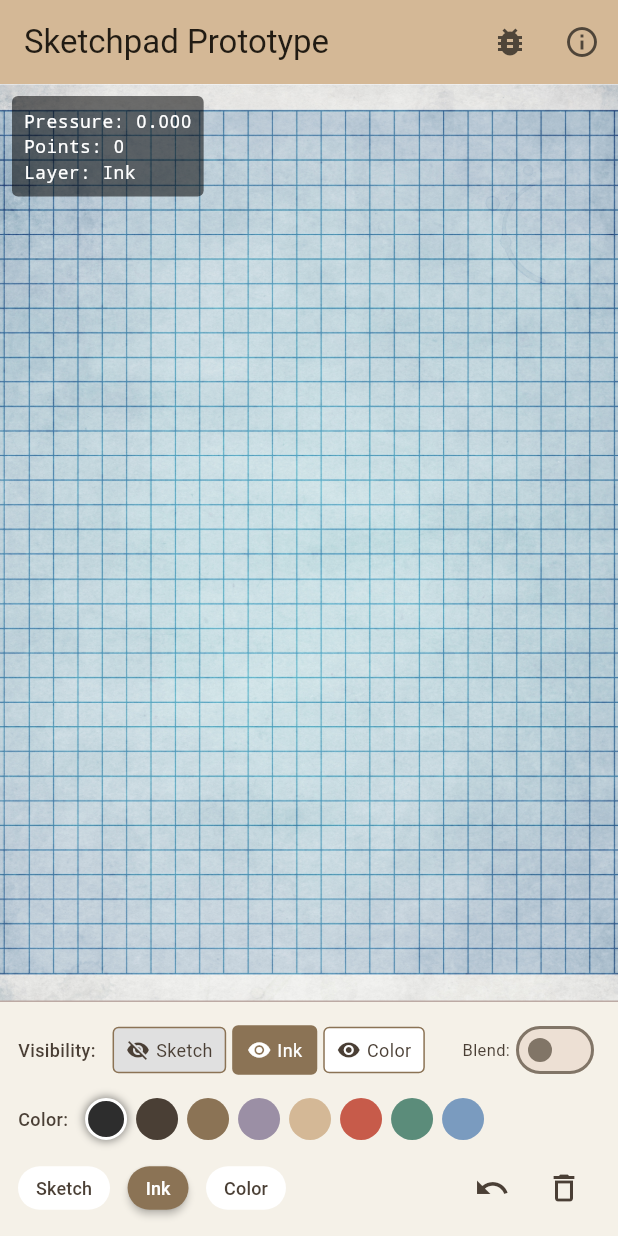
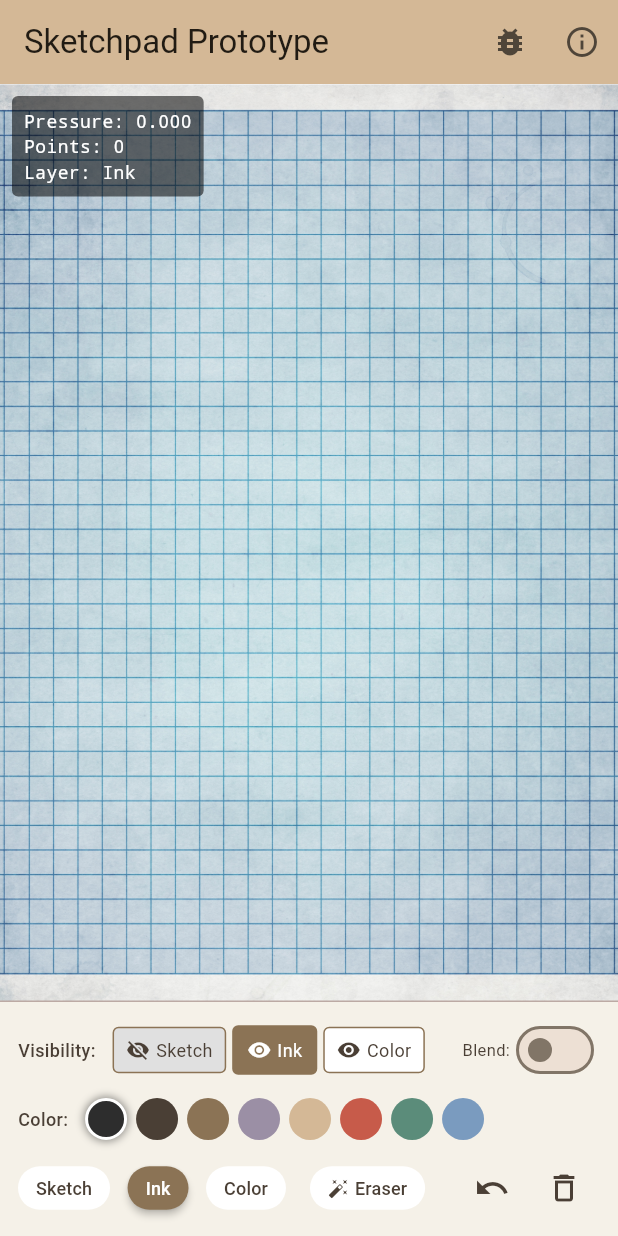
Before and after one commit to BlueKittyMeow/pin_and_paper_sketchpad, a Flutter app: the screen it shows after launch, after a tap on "Sketch", on a phone screen of 412 x 824 dp. Run offline on Flutter 3.47's test engine with Material 3 defaults, Android fonts, the phone set to English and light mode, and no system bars; missing offline and left inert: perfect_freehand.

Commit message:
Add per-layer eraser tool (M1 Step 1)
Eraser uses BlendMode.dstOut compositing within each layer's saveLayer,
so erasing on one layer doesn't affect others. Eraser strokes are stored
in the same stroke list as draws, so undo works naturally.

```diff
--- a/lib/main.dart
+++ b/lib/main.dart
@@ -39,6 +39,7 @@ class _SketchpadScreenState extends State<SketchpadScreen> {
   late LayerStack _layerStack;
   Color _currentColor = const Color(0xFF2D2D2D); // Near black
   StrokeOptions _currentOptions = StrokeOptions.ink;
+  bool _eraserActive = false;
   // _useBlend is now derived from active layer's blend mode
   bool _debugPressure = true; // Start with debug on for testing
 
@@ -110,6 +111,7 @@ class _SketchpadScreenState extends State<SketchpadScreen> {
                 layerStack: _layerStack,
                 currentColor: _currentColor,
                 strokeOptions: _currentOptions,
+                isEraserActive: _eraserActive,
                 debugPressure: _debugPressure,
                 onStrokeComplete: () => setState(() {}),
                 backgroundImage: const AssetImage('assets/AP11.jpg'),
@@ -124,11 +126,17 @@ class _SketchpadScreenState extends State<SketchpadScreen> {
             currentOptions: _currentOptions,
             useBlend: _layerStack.activeLayer.blendMode == BlendMode.multiply,
             onColorChanged: (color) => setState(() => _currentColor = color),
-            onOptionsChanged: (options) => setState(() => _currentOptions = options),
+            onOptionsChanged: (options) => setState(() {
+              _currentOptions = options;
+              _eraserActive = false;
+            }),
+            isEraserActive: _eraserActive,
+            onEraserToggled: (active) => setState(() => _eraserActive = active),
             onLayerSelected: (index) {
               setState(() {
                 _layerStack.setActiveLayer(index);
                 _currentOptions = _layerStack.activeLayer.defaultOptions;
+                _eraserActive = false;
               });
             },
             onVisibilityToggled: (index) {
--- a/lib/models/stroke.dart
+++ b/lib/models/stroke.dart
@@ -16,11 +16,13 @@ class Stroke {
   final List<StrokePoint> points;
   final Color color;
   final StrokeOptions options;
+  final bool isEraser;
 
   const Stroke({
     required this.points,
     required this.color,
     required this.options,
+    this.isEraser = false,
   });
 
   bool get isEmpty => points.isEmpty;
--- a/lib/widgets/drawing_canvas.dart
+++ b/lib/widgets/drawing_canvas.dart
@@ -8,6 +8,7 @@ class DrawingCanvas extends StatefulWidget {
   final LayerStack layerStack;
   final Color currentColor;
   final StrokeOptions strokeOptions;
+  final bool isEraserActive;
   final VoidCallback? onStrokeComplete;
   final ImageProvider? backgroundImage;
   final bool debugPressure; // Show pressure values for testing
@@ -17,6 +18,7 @@ class DrawingCanvas extends StatefulWidget {
     required this.layerStack,
     required this.currentColor,
     required this.strokeOptions,
+    this.isEraserActive = false,
     this.onStrokeComplete,
     this.backgroundImage,
     this.debugPressure = false,
@@ -76,6 +78,7 @@ class _DrawingCanvasState extends State<DrawingCanvas> {
       points: List.from(_currentPoints),
       color: widget.currentColor,
       options: widget.strokeOptions,
+      isEraser: widget.isEraserActive,
     );
 
     widget.layerStack.addStrokeToActiveLayer(stroke);
@@ -129,6 +132,7 @@ class _DrawingCanvasState extends State<DrawingCanvas> {
                 currentPoints: _currentPoints,
                 currentColor: widget.currentColor,
                 strokeOptions: widget.strokeOptions,
+                isEraserActive: widget.isEraserActive,
               ),
               isComplex: true,
               willChange: true,
@@ -170,46 +174,77 @@ class _DrawingPainter extends CustomPainter {
   final List<StrokePoint> currentPoints;
   final Color currentColor;
   final StrokeOptions strokeOptions;
+  final bool isEraserActive;
 
   _DrawingPainter({
     required this.layerStack,
     required this.currentPoints,
     required this.currentColor,
     required this.strokeOptions,
+    this.isEraserActive = false,
   });
 
   @override
   void paint(Canvas canvas, Size size) {
+    final rect = Rect.fromLTWH(0, 0, size.width, size.height);
+
     // Render each visible layer
     for (final layer in layerStack.visibleLayers) {
       // Save canvas state for layer opacity/blend
       canvas.saveLayer(
-        Rect.fromLTWH(0, 0, size.width, size.height),
+        rect,
         Paint()
           ..color = Colors.white.withOpacity(layer.opacity)
           ..blendMode = layer.blendMode,
       );
 
-      // Draw all completed strokes in this layer
+      // Draw strokes interleaved — eraser strokes use dstOut to cut holes
       for (final stroke in layer.strokes) {
-        _drawStroke(canvas, stroke.points, stroke.color, stroke.options);
+        if (stroke.isEraser) {
+          _drawStroke(canvas, stroke.points, stroke.options,
+              paint: Paint()
+                ..blendMode = BlendMode.dstOut
+                ..color = Colors.white
+                ..style = PaintingStyle.fill
+                ..isAntiAlias = true);
+        } else {
+          _drawStroke(canvas, stroke.points, stroke.options,
+              paint: Paint()
+                ..color = stroke.color
+                ..style = PaintingStyle.fill
+                ..isAntiAlias = true);
+        }
+      }
+
+      // Draw current stroke in-progress inside its own layer
+      final isActiveLayer = layer == layerStack.activeLayer;
+      if (isActiveLayer && currentPoints.isNotEmpty) {
+        if (isEraserActive) {
+          _drawStroke(canvas, currentPoints, strokeOptions,
+              paint: Paint()
+                ..blendMode = BlendMode.dstOut
+                ..color = Colors.white
+                ..style = PaintingStyle.fill
+                ..isAntiAlias = true);
+        } else {
+          _drawStroke(canvas, currentPoints, strokeOptions,
+              paint: Paint()
+                ..color = currentColor
+                ..style = PaintingStyle.fill
+                ..isAntiAlias = true);
+        }
       }
 
       canvas.restore();
-    }
-
-    // Draw current stroke in progress (always on top, active layer)
-    if (currentPoints.isNotEmpty) {
-      _drawStroke(canvas, currentPoints, currentColor, strokeOptions);
     }
   }
 
   void _drawStroke(
     Canvas canvas,
     List<StrokePoint> points,
-    Color color,
-    StrokeOptions options,
-  ) {
+    StrokeOptions options, {
+    required Paint paint,
+  }) {
     if (points.isEmpty) return;
 
     // Convert to perfect_freehand input format
@@ -248,14 +283,7 @@ class _DrawingPainter extends CustomPainter {
     }
     path.close();
 
-    // Draw filled path
-    canvas.drawPath(
-      path,
-      Paint()
-        ..color = color
-        ..style = PaintingStyle.fill
-        ..isAntiAlias = true,
-    );
+    canvas.drawPath(path, paint);
   }
 
   @override
--- a/lib/widgets/toolbar.dart
+++ b/lib/widgets/toolbar.dart
@@ -12,6 +12,8 @@ class DrawingToolbar extends StatelessWidget {
   final ValueChanged<bool> onBlendChanged;
   final ValueChanged<int> onLayerSelected;
   final ValueChanged<int> onVisibilityToggled;
+  final bool isEraserActive;
+  final ValueChanged<bool> onEraserToggled;
   final VoidCallback onUndo;
   final VoidCallback onClear;
 
@@ -38,6 +40,8 @@ class DrawingToolbar extends StatelessWidget {
     required this.onBlendChanged,
     required this.onLayerSelected,
     required this.onVisibilityToggled,
+    this.isEraserActive = false,
+    required this.onEraserToggled,
     required this.onUndo,
     required this.onClear,
   });
@@ -199,6 +203,9 @@ class DrawingToolbar extends StatelessWidget {
         _buildPresetButton('Sketch', StrokeOptions.sketch, 1),
         _buildPresetButton('Ink', StrokeOptions.ink, 2),
         _buildPresetButton('Color', StrokeOptions.watercolor, 0),
+        const SizedBox(width: 8),
+        // Eraser toggle
+        _buildEraserButton(),
 
         const Spacer(),
 
@@ -219,8 +226,33 @@ class DrawingToolbar extends StatelessWidget {
     );
   }
 
+  Widget _buildEraserButton() {
+    return ElevatedButton(
+      onPressed: () => onEraserToggled(!isEraserActive),
+      style: ElevatedButton.styleFrom(
+        backgroundColor: isEraserActive
+            ? const Color(0xFFC75B4A)
+            : Colors.white,
+        foregroundColor: isEraserActive
+            ? Colors.white
+            : const Color(0xFF4A3F35),
+        elevation: isEraserActive ? 2 : 0,
+        padding: const EdgeInsets.symmetric(horizontal: 12, vertical: 6),
+        minimumSize: Size.zero,
+      ),
+      child: const Row(
+        mainAxisSize: MainAxisSize.min,
+        children: [
+          Icon(Icons.auto_fix_high, size: 14),
+          SizedBox(width: 4),
+          Text('Eraser', style: TextStyle(fontSize: 12)),
+        ],
+      ),
+    );
+  }
+
   Widget _buildPresetButton(String label, StrokeOptions options, int layerIndex) {
-    final isSelected = currentOptions == options;
+    final isSelected = !isEraserActive && currentOptions == options;
     return Padding(
       padding: const EdgeInsets.only(right: 8),
       child: ElevatedButton(
```
